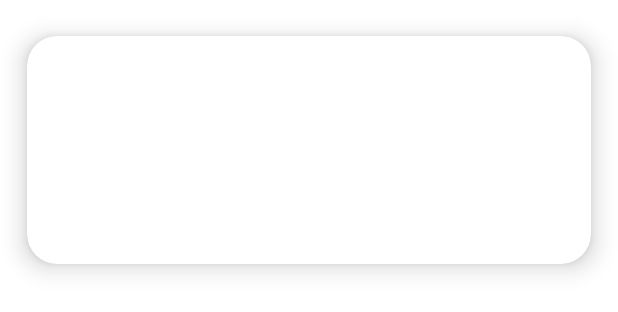
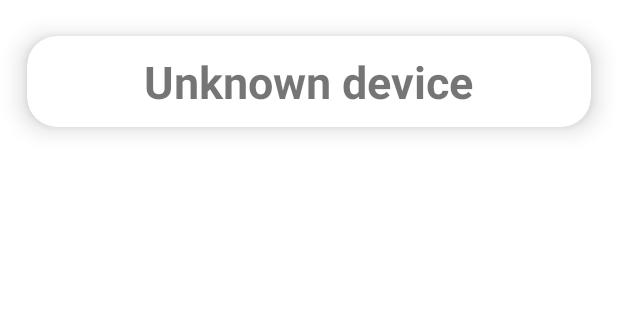
Before and after one commit to Pota89/E-Mon, an Android app: the layout list_item_device_unknown.xml on its own in the app's theme, with its tools: preview values and no code run, on a phone screen of 412 x 824 dp. Shown: the top 312 px of the screen. Run offline under Robolectric (Android 15) with nearby library versions, the phone set to English and light mode, and no system bars.

Commit message:
Changed layout for Unknown viewholder

```diff
--- a/app/src/main/res/layout/list_item_device_unknown.xml
+++ b/app/src/main/res/layout/list_item_device_unknown.xml
@@ -4,7 +4,7 @@
     xmlns:card_view="http://schemas.android.com/apk/res-auto"
     android:id="@+id/card_view_device"
     android:layout_width="match_parent"
-    android:layout_height="200dp"
+    android:layout_height="wrap_content"
     card_view:cardElevation="10dp"
     card_view:cardCornerRadius="20dp"
     card_view:cardBackgroundColor="@color/white"
@@ -17,8 +17,9 @@
         android:layout_width="wrap_content"
         android:layout_height="wrap_content"
         android:layout_gravity="center"
-        android:layout_marginTop="20dp"
-        android:layout_marginBottom="20dp"
-        android:textSize="40sp"
+        android:layout_marginTop="10dp"
+        android:layout_marginBottom="10dp"
+        android:text="Unknown device"
+        android:textSize="30sp"
         android:textStyle="bold" />
 </androidx.cardview.widget.CardView>
```
